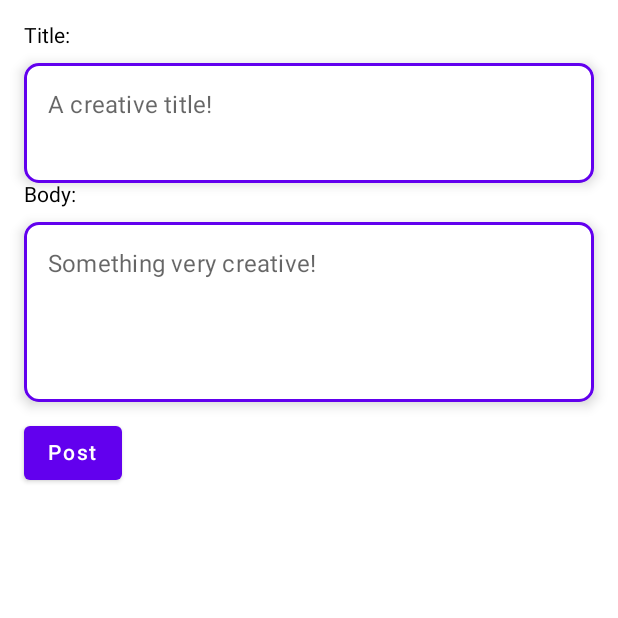
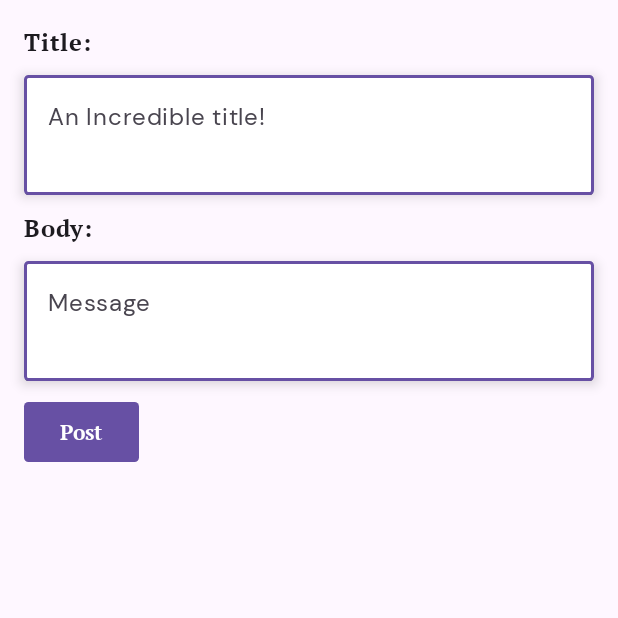
Before and after one commit to teemueer/CustomerFeedbackApp, an Android app built with Jetpack Compose: the composable ArticleView shown on its own in the app's theme, on a phone screen of 412 x 824 dp, the top half of it. Run offline under Robolectric (Android 15) with nearby library versions, the phone set to English and light mode, and no system bars; our stand-ins replace Room's generated code.

Commit message:
Tyylittelyä omistajalle

```diff
--- a/app/src/main/java/com/example/customerfeedbackapp/screens/customer/FeedbackFormView.kt
+++ b/app/src/main/java/com/example/customerfeedbackapp/screens/customer/FeedbackFormView.kt
@@ -41,14 +41,14 @@ fun FeedbackFormView(productViewModel: ProductViewModel) {
         ) {
             TextField(
                 value = feedback, onValueChange = { feedback = it },
-                label = { Text(text = "Leave feedback here!") },
+                label = { Text(text = "Leave feedback here!", fontFamily = dmsans_regular) },
                 modifier =
                 Modifier
                     .height(200.dp)
                     .background(Color.White)
                     .fillMaxWidth(),
                 colors = TextFieldDefaults.textFieldColors(containerColor = Color.Transparent)
-                )
+            )
         }
         Spacer(modifier = Modifier.height(15.dp))
         Text(text = "Rate the product:", fontWeight = FontWeight.Bold, fontFamily = ptserif_bold)
--- a/app/src/main/java/com/example/customerfeedbackapp/screens/customer/ProductView.kt
+++ b/app/src/main/java/com/example/customerfeedbackapp/screens/customer/ProductView.kt
@@ -172,7 +172,7 @@ fun SearchView(state: MutableState<TextFieldValue>) {
                 focusedIndicatorColor = Color.Transparent,
                 unfocusedIndicatorColor = Color.Transparent,
                 disabledIndicatorColor = Color.Transparent,
-                containerColor = MaterialTheme.colorScheme.primary,
+                containerColor = MaterialTheme.colorScheme.secondary,
                 focusedLeadingIconColor = Color.White,
                 focusedTrailingIconColor = Color.White
             )
--- a/app/src/main/java/com/example/customerfeedbackapp/screens/owner/NewArticleView.kt
+++ b/app/src/main/java/com/example/customerfeedbackapp/screens/owner/NewArticleView.kt
@@ -1,93 +1,95 @@
 package com.example.customerfeedbackapp.screens.owner
 
-import android.app.Application
 import androidx.compose.foundation.BorderStroke
 import androidx.compose.foundation.background
 import androidx.compose.foundation.layout.*
 import androidx.compose.foundation.shape.RoundedCornerShape
-import androidx.compose.material.*
+import androidx.compose.material3.*
 import androidx.compose.runtime.*
-import androidx.compose.runtime.livedata.observeAsState
 import androidx.compose.ui.Modifier
 import androidx.compose.ui.graphics.Color
-import androidx.compose.ui.platform.LocalContext
 import androidx.compose.ui.unit.Dp
 import androidx.compose.ui.unit.dp
 import androidx.lifecycle.viewmodel.compose.viewModel
 import androidx.navigation.NavController
+import com.example.customerfeedbackapp.fonts.dmsans_regular
+import com.example.customerfeedbackapp.fonts.ptserif_bold
 import com.example.customerfeedbackapp.newsDatabase.NewsArticle
 import com.example.customerfeedbackapp.newsDatabase.NewsArticleViewModel
 
 @Composable
-fun ArticleView(navController: NavController){
+fun ArticleView(navController: NavController) {
     Column() {
         InputCluster(navController)
     }
 }
 
+@OptIn(ExperimentalMaterial3Api::class)
 @Composable
-fun InputCluster(navController: NavController){
+fun InputCluster(navController: NavController) {
     var title by remember { mutableStateOf("") }
     var body by remember { mutableStateOf("") }
-
-    val context = LocalContext.current
     val mNewsArticleViewModel: NewsArticleViewModel = viewModel()
 
-
-
-
-
-    Column(modifier = Modifier
-        .fillMaxSize()
-        .padding(16.dp)) {
-        Text(text = "Title:")
+    Column(
+        modifier = Modifier
+            .fillMaxSize()
+            .padding(16.dp)
+    ) {
+        Text(text = "Title:", fontFamily = ptserif_bold)
         Card(
             modifier = Modifier
                 .padding(top = 10.dp)
                 .heightIn(min = Dp.Unspecified, max = 80.dp),
-            shape = RoundedCornerShape(10.dp),
-            elevation = 5.dp,
-            border = BorderStroke(2.dp, MaterialTheme.colors.primary)
+            shape = RoundedCornerShape(3.dp),
+            elevation = CardDefaults.cardElevation(5.dp),
+            border = BorderStroke(2.dp, MaterialTheme.colorScheme.primary)
         ) {
             TextField(
                 value = title, onValueChange = { title = it },
-                label = { Text(text = "A creative title!") }, modifier =
+                label = { Text(text = "An Incredible title!", fontFamily = dmsans_regular) },
+                modifier =
                 Modifier
                     .height(200.dp)
                     .background(Color.White)
-                    .fillMaxWidth(), colors = TextFieldDefaults
-                    .textFieldColors(backgroundColor = MaterialTheme.colors.onPrimary )
+                    .fillMaxWidth(),
+                colors = TextFieldDefaults.textFieldColors(containerColor = Color.Transparent)
             )
         }
-        Text(text = "Body:")
+        Spacer(modifier = Modifier.height(10.dp))
+        Text(text = "Body:", fontFamily = ptserif_bold)
         Card(
             modifier = Modifier
                 .padding(top = 10.dp)
-                .heightIn(min = Dp.Unspecified, max = 120.dp),
-            shape = RoundedCornerShape(10.dp),
-            elevation = 5.dp,
-            border = BorderStroke(2.dp, MaterialTheme.colors.primary)
+                .heightIn(min = Dp.Unspecified, max = 80.dp),
+            shape = RoundedCornerShape(3.dp),
+            elevation = CardDefaults.cardElevation(5.dp),
+            border = BorderStroke(2.dp, MaterialTheme.colorScheme.primary)
         ) {
             TextField(
                 value = body, onValueChange = { body = it },
-                label = { Text(text = "Something very creative!") }, modifier =
+                label = { Text(text = "Message", fontFamily = dmsans_regular) },
+                modifier =
                 Modifier
                     .height(200.dp)
                     .background(Color.White)
-                    .fillMaxWidth(), colors = TextFieldDefaults
-                    .textFieldColors(backgroundColor = MaterialTheme.colors.onPrimary )
+                    .fillMaxWidth(),
+                colors = TextFieldDefaults.textFieldColors(containerColor = Color.Transparent)
             )
         }
         Spacer(modifier = Modifier.height(10.dp))
-        Button(onClick = {
-            mNewsArticleViewModel.addArticle(NewsArticle(0,title,body))
-            title = ""
-            body = ""
-            navController.navigate("ItemMenu")
-        }) {
-            Text(text = "Post")
+        Button(
+            onClick = {
+                mNewsArticleViewModel.addArticle(NewsArticle(0, title, body))
+                title = ""
+                body = ""
+                navController.navigate("ItemMenu")
+            },
+            shape = RoundedCornerShape(3.dp)
+
+        ) {
+            Text(text = "Post", fontFamily = ptserif_bold)
         }
-
 
 
     }
```
Also changed, not shown: app/src/main/java/com/example/customerfeedbackapp/screens/login/LoginScreen.kt (+51 -12 lines), app/src/main/java/com/example/customerfeedbackapp/screens/owner/NewProductView.kt (+52 -23 lines), app/src/main/java/com/example/customerfeedbackapp/screens/settings/SettingsScreen.kt (+38 -9 lines).
